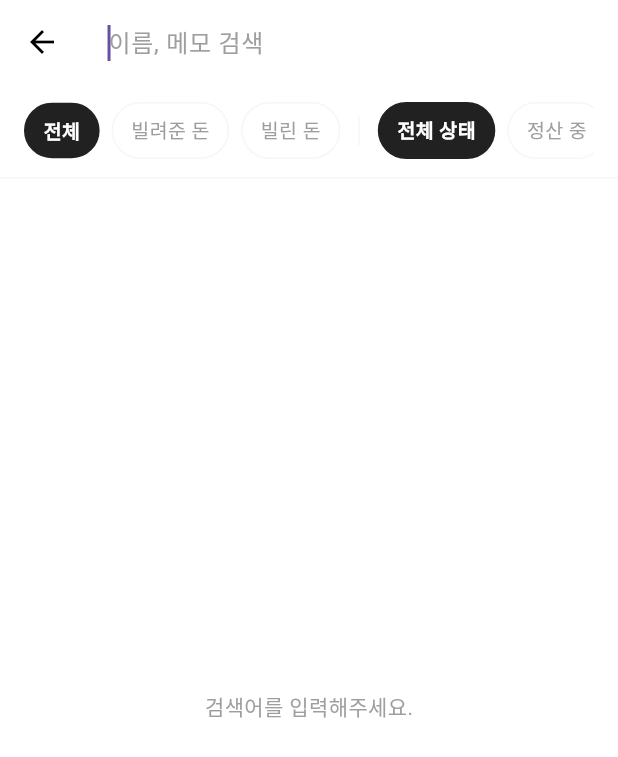
After one commit to thisisJJK/flutter-billbill-project, a Flutter app: the SearchFilterScreen screen opened by its route, on a phone screen of 412 x 824 dp. The commit adds this screen. Shown: the top 757 px of the screen. Run offline on Flutter 3.47's test engine with Material 3 defaults, Android fonts, the phone set to English and light mode, and no system bars; our stand-ins replace flutter_riverpod, go_router, hive, hive_flutter; accounts and stored records are empty; Roboto replaces fonts that are missing (Pretendard).

Commit message:
검색화면 구현

```diff
--- /dev/null
+++ b/lib/features/transactions/presentation/pages/search_filter_screen.dart
@@ -0,0 +1,158 @@
+import 'package:flutter/material.dart';
+import 'package:go_router/go_router.dart';
+
+import '../../../../core/constants/app_colors.dart';
+import '../../../../core/constants/app_typography.dart';
+
+class SearchFilterScreen extends StatefulWidget {
+  const SearchFilterScreen({super.key});
+
+  @override
+  State<SearchFilterScreen> createState() => _SearchFilterScreenState();
+}
+
+class _SearchFilterScreenState extends State<SearchFilterScreen> {
+  final TextEditingController _searchController = TextEditingController();
+
+  // Filters
+  String _selectedType = 'all'; // all, lent, borrowed
+  String _selectedStatus = 'all'; // all, open, completed
+
+  @override
+  void dispose() {
+    _searchController.dispose();
+    super.dispose();
+  }
+
+  @override
+  Widget build(BuildContext context) {
+    return Scaffold(
+      backgroundColor: Colors.white,
+      appBar: AppBar(
+        title: TextField(
+          controller: _searchController,
+          autofocus: true,
+          decoration: const InputDecoration(
+            hintText: '이름, 메모 검색',
+            border: InputBorder.none,
+            hintStyle: TextStyle(color: AppColors.textGrey),
+          ),
+          style: const TextStyle(color: Colors.black, fontSize: 16),
+        ),
+        backgroundColor: Colors.white,
+        elevation: 0,
+        leading: IconButton(
+          icon: const Icon(Icons.arrow_back, color: Colors.black),
+          onPressed: () => context.pop(),
+        ),
+        actions: [
+          if (_searchController.text.isNotEmpty)
+            IconButton(
+              icon: const Icon(Icons.close, color: AppColors.textGrey),
+              onPressed: () {
+                _searchController.clear();
+                setState(() {});
+              },
+            ),
+        ],
+      ),
+      body: Column(
+        children: [
+          // Filters
+          Container(
+            padding: const EdgeInsets.symmetric(horizontal: 16, vertical: 12),
+            decoration: const BoxDecoration(
+              border: Border(bottom: BorderSide(color: AppColors.bgGrey)),
+            ),
+            child: SingleChildScrollView(
+              scrollDirection: Axis.horizontal,
+              child: Row(
+                children: [
+                  _buildFilterChip('전체', 'all', _selectedType, (val) {
+                    setState(() => _selectedType = val);
+                  }),
+                  const SizedBox(width: 8),
+                  _buildFilterChip('빌려준 돈', 'lent', _selectedType, (val) {
+                    setState(() => _selectedType = val);
+                  }),
+                  const SizedBox(width: 8),
+                  _buildFilterChip('빌린 돈', 'borrowed', _selectedType, (val) {
+                    setState(() => _selectedType = val);
+                  }),
+                  Container(
+                    width: 1,
+                    height: 20,
+                    margin: const EdgeInsets.symmetric(horizontal: 12),
+                    color: AppColors.bgGrey,
+                  ),
+                  _buildFilterChip('전체 상태', 'all', _selectedStatus, (val) {
+                    setState(() => _selectedStatus = val);
+                  }),
+                  const SizedBox(width: 8),
+                  _buildFilterChip('정산 중', 'open', _selectedStatus, (val) {
+                    setState(() => _selectedStatus = val);
+                  }),
+                  const SizedBox(width: 8),
+                  _buildFilterChip('완료', 'completed', _selectedStatus, (val) {
+                    setState(() => _selectedStatus = val);
+                  }),
+                ],
+              ),
+            ),
+          ),
+
+          // Results (Placeholder)
+          Expanded(
+            child: _searchController.text.isEmpty
+                ? Center(
+                    child: Text(
+                      '검색어를 입력해주세요.',
+                      style: AppTypography.bodyMedium.copyWith(
+                        color: AppColors.textGrey,
+                      ),
+                    ),
+                  )
+                : Center(
+                    child: Text(
+                      '검색 결과가 없습니다.',
+                      style: AppTypography.bodyMedium.copyWith(
+                        color: AppColors.textGrey,
+                      ),
+                    ),
+                  ),
+          ),
+        ],
+      ),
+    );
+  }
+
+  Widget _buildFilterChip(
+    String label,
+    String value,
+    String groupValue,
+    Function(String) onSelected,
+  ) {
+    final isSelected = value == groupValue;
+    return GestureDetector(
+      onTap: () => onSelected(value),
+      child: Container(
+        padding: const EdgeInsets.symmetric(horizontal: 12, vertical: 8),
+        decoration: BoxDecoration(
+          color: isSelected ? AppColors.textBlack : Colors.white,
+          borderRadius: BorderRadius.circular(20),
+          border: Border.all(
+            color: isSelected ? AppColors.textBlack : AppColors.bgGrey,
+          ),
+        ),
+        child: Text(
+          label,
+          style: TextStyle(
+            color: isSelected ? Colors.white : AppColors.textGrey,
+            fontSize: 13,
+            fontWeight: isSelected ? FontWeight.bold : FontWeight.w500,
+          ),
+        ),
+      ),
+    );
+  }
+}
--- a/lib/routes/app_router.dart
+++ b/lib/routes/app_router.dart
@@ -1,3 +1,4 @@
+import 'package:bill_bill/features/transactions/presentation/pages/search_filter_screen.dart';
 import 'package:go_router/go_router.dart';
 
 import '../features/settings/presentation/pages/settings_screen.dart';
@@ -71,5 +72,10 @@ final appRouter = GoRouter(
       name: 'settings',
       builder: (context, state) => SettingsScreen(),
     ),
+    GoRoute(
+      path: '/search',
+      name: 'search',
+      builder: (context, state) => const SearchFilterScreen(),
+    ),
   ],
 );
```
Also changed, not shown: lib/core/widgets/empty_state_widget.dart (added, +63 -0 lines), lib/features/transactions/presentation/pages/home_screen.dart (+8 -1 lines).
